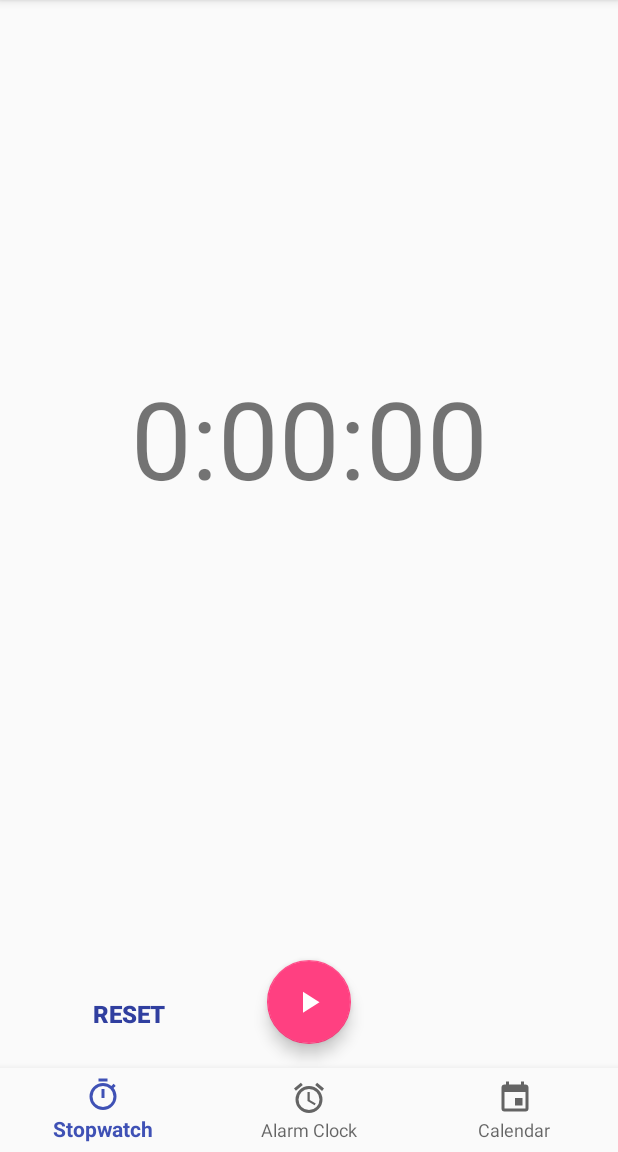
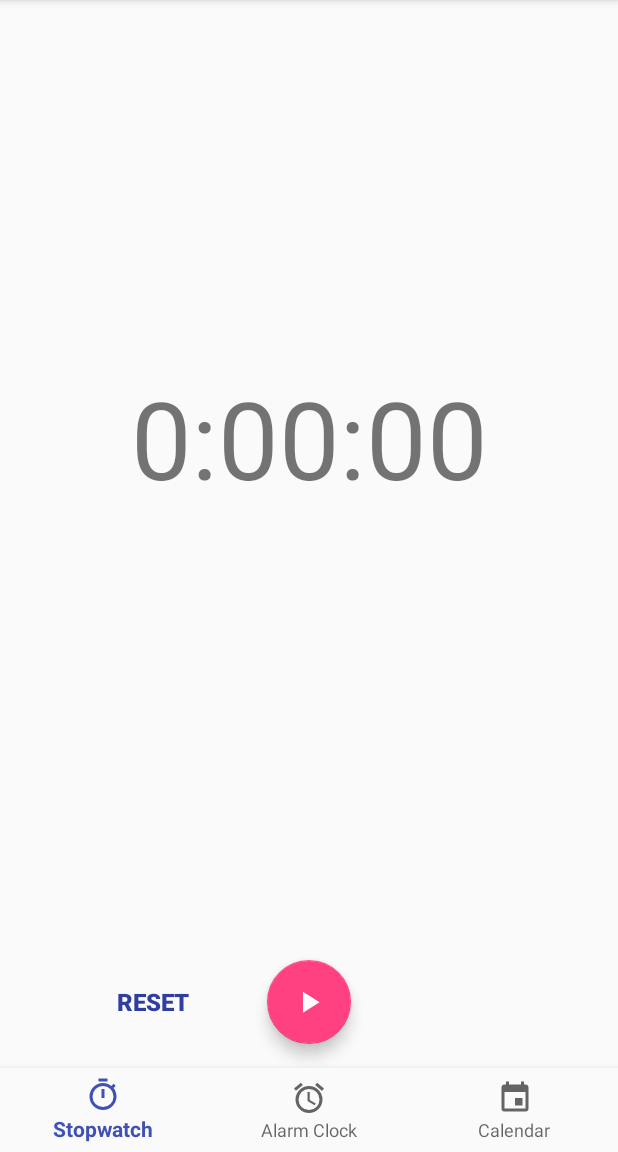
Before and after one commit to gutsul/TimeApp, an Android app: the screen it shows after launch (MainActivity), on a phone screen of 412 x 824 dp, the part 84-1236 px from its top. Run offline under Robolectric (Android 15) with nearby library versions, the phone set to English and light mode, and no system bars; our stand-ins replace ButterKnife.

Commit message:
Change reset to be button.

```diff
--- a/app/src/main/java/com/vint/timeapp/ui/fragments/StopWatchFragment.java
+++ b/app/src/main/java/com/vint/timeapp/ui/fragments/StopWatchFragment.java
@@ -27,7 +27,7 @@ public class StopWatchFragment extends BaseFragment implements StopWatchView{
     final int MSG_PAUSE_TIMER = 1;
     final int MSG_UPDATE_TIMER = 2;
     final int MSG_RESET_TIMER = 3;
-    final int REFRESH_RATE = 80;
+    final int REFRESH_RATE = 70;
 
     private StopWatchPresenter presenter;
     private Handler mHandler = new Handler()
--- a/app/src/main/res/layout/fragment_stopwatch.xml
+++ b/app/src/main/res/layout/fragment_stopwatch.xml
@@ -27,16 +27,17 @@
         android:id="@+id/reset"
         android:layout_width="wrap_content"
         android:layout_height="wrap_content"
-        android:layout_marginBottom="12dp"
-        android:layout_marginRight="48dp"
+        android:layout_marginEnd="32dp"
+        android:background="@android:color/transparent"
         android:clickable="true"
         android:text="@string/title_reset"
-        android:background="@android:color/transparent"
-        android:textStyle="bold"
         android:textColor="@color/colorPrimaryDark"
         android:textSize="16sp"
-        app:layout_constraintBottom_toBottomOf="parent"
-        app:layout_constraintRight_toLeftOf="@id/startOrPause" />
+        android:textStyle="bold"
+        app:layout_constraintBottom_toBottomOf="@+id/startOrPause"
+        app:layout_constraintEnd_toStartOf="@+id/startOrPause"
+        app:layout_constraintTop_toTopOf="@+id/startOrPause"
+        android:layout_marginRight="32dp" />
 
     <android.support.design.widget.FloatingActionButton
         android:id="@+id/startOrPause"
```
